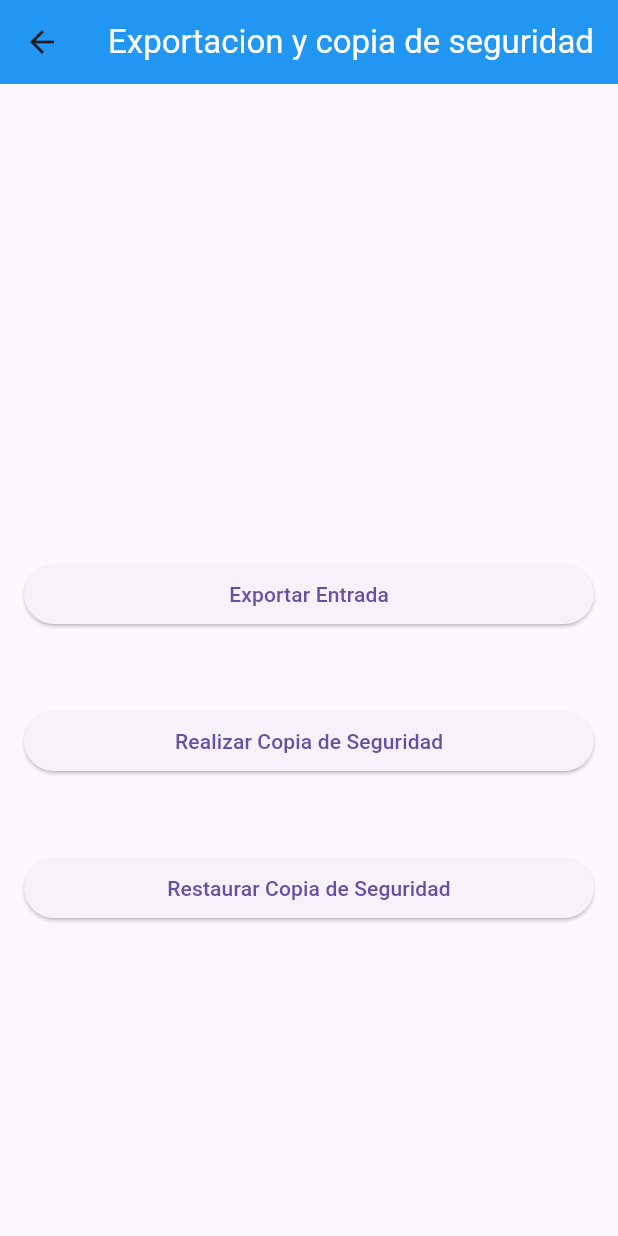
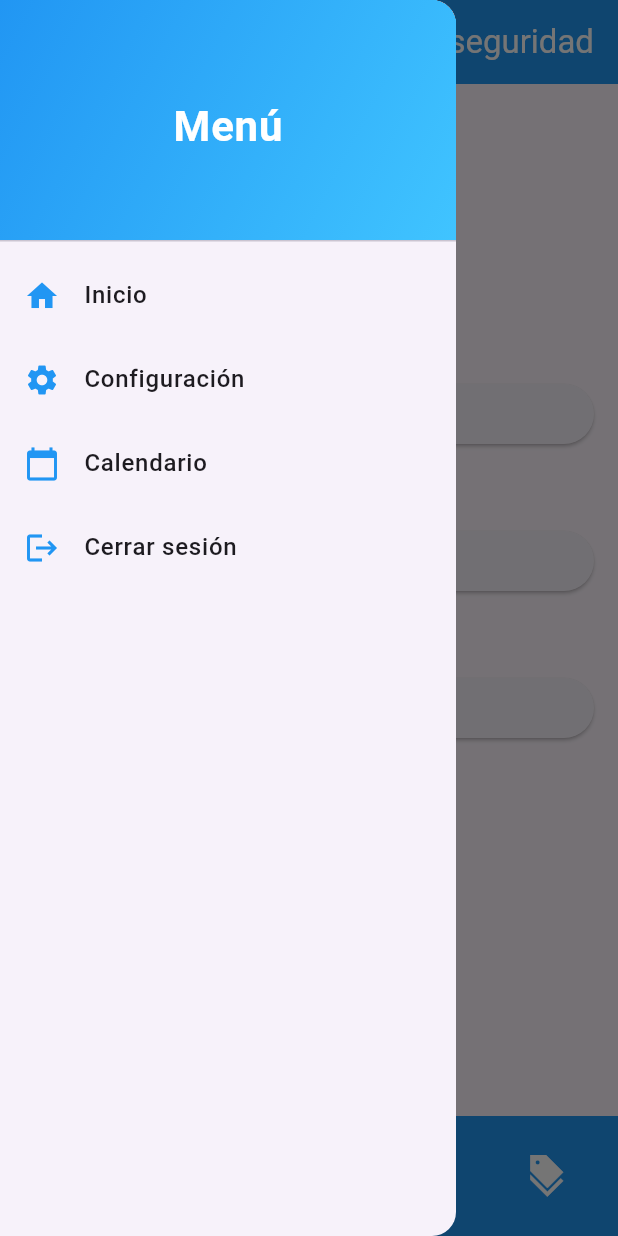
Before and after one commit to MiguelIrigoyen/my_diario_digital, a Flutter app: the ExportarCopiaSeguridad screen opened by its route, with the side drawer open (before the commit the screen has no drawer), on a phone screen of 412 x 824 dp. Run offline on Flutter 3.47's test engine with Material 3 defaults, Android fonts, the phone set to English and light mode, and no system bars; our stand-ins replace camera, google_fonts, google_maps_flutter, table_calendar.

Commit message:
algo de front

```diff
--- a/my_diario_digital/lib/exportacioncopias.dart
+++ b/my_diario_digital/lib/exportacioncopias.dart
@@ -15,13 +15,67 @@ class ExportarCopiaSeguridad extends StatelessWidget {
             ),
           ),
         ),
+      drawer: Drawer(
+        child: ListView(
+          padding: EdgeInsets.zero,
+          children: [
+            DrawerHeader(
+              decoration: BoxDecoration(
+                gradient: LinearGradient(
+                  colors: [Colors.blue, Colors.lightBlueAccent],
+                  begin: Alignment.topLeft,
+                  end: Alignment.bottomRight,
+                ),
+              ),
+              child: Center(
+                child: Text(
+                  'Menú',
+                  style: TextStyle(
+                    color: Colors.white,
+                    fontSize: 28,
+                    fontWeight: FontWeight.bold,
+                  ),
+                ),
+              ),
+            ),
+            _buildDrawerItem(
+              icon: Icons.home,
+              text: 'Inicio',
+              onTap: () {
+                Navigator.pushNamed(context, '/Inicio');
+              },
+            ),
+            _buildDrawerItem(
+              icon: Icons.settings,
+              text: 'Configuración',
+              onTap: () {
+                Navigator.pushNamed(context, '/Configuracion');
+              },
+            ),
+            _buildDrawerItem(
+              icon: Icons.calendar_today,
+              text: 'Calendario',
+              onTap: () {
+                Navigator.pushNamed(context, '/Calendario');
+              },
+            ),
+            _buildDrawerItem(
+              icon: Icons.logout,
+              text: 'Cerrar sesión',
+              onTap: () {
+                // Acción al presionar
+              },
+            ),
+          ],
+        ),
+      ),
 
       body: Padding(
         padding: const EdgeInsets.all(16.0),
         child: Column(
           crossAxisAlignment: CrossAxisAlignment.stretch,
           children: [
-            SizedBox(height: 300),
+            SizedBox(height: 180),
             ElevatedButton(
               onPressed: () {
                 // Llamar al método exportarEntrada
@@ -48,7 +102,43 @@ class ExportarCopiaSeguridad extends StatelessWidget {
           ],
         ),
       ),
-
+      bottomNavigationBar: BottomAppBar(
+        color: Colors.blue,
+        shape: CircularNotchedRectangle(),
+        notchMargin: 6,
+        child: Padding(
+          padding: const EdgeInsets.symmetric(horizontal: 8.0),
+          child: Row(
+            mainAxisAlignment: MainAxisAlignment.spaceBetween,
+            children: [
+              _buildBottomNavItem(
+                icon: Icons.home,
+                onTap: () {
+                  Navigator.pushNamed(context, '/Inicio');
+                },
+              ),
+              _buildBottomNavItem(
+                icon: Icons.archive_rounded,
+                onTap: () {
+                  Navigator.pushNamed(context, '/ecSeguridad');
+                },
+              ),
+              _buildBottomNavItem(
+                icon: Icons.auto_awesome_mosaic_rounded,
+                onTap: () {
+                  Navigator.pushNamed(context, '/entradas');
+                },
+              ),
+              _buildBottomNavItem(
+                icon: Icons.discount_sharp,
+                onTap: () {
+                  Navigator.pushNamed(context, '/fEtiquetas');
+                },
+              ),
+            ],
+          ),
+        ),
+      ),
     );
   }
 
@@ -94,3 +184,27 @@ class ExportarCopiaSeguridad extends StatelessWidget {
     return true;
   }
 }
+Widget _buildBottomNavItem({
+  required IconData icon,
+  required VoidCallback onTap,
+}) {
+  return IconButton(
+    icon: Icon(icon, color: Colors.white),
+    onPressed: onTap,
+    iconSize: 28,
+  );
+}
+Widget _buildDrawerItem({
+  required IconData icon,
+  required String text,
+  required VoidCallback onTap,
+}) {
+  return ListTile(
+    leading: Icon(icon, color: Colors.blue),
+    title: Text(
+      text,
+      style: TextStyle(fontSize: 16, fontWeight: FontWeight.w500),
+    ),
+    onTap: onTap,
+  );
+}
--- a/my_diario_digital/lib/main.dart
+++ b/my_diario_digital/lib/main.dart
@@ -108,12 +108,12 @@ class PantallaPrincipal extends StatelessWidget {
       body: Center(
         child: ElevatedButton(
           onPressed: () {
-            Navigator.pushNamed(context, '/ecSeguridad');
+            Navigator.pushNamed(context, '/entradas');
           },
           style: ElevatedButton.styleFrom(
             foregroundColor: Colors.white,
             backgroundColor: Colors.blue,
-            padding: EdgeInsets.symmetric(horizontal: 20, vertical: 15),
+            padding: EdgeInsets.symmetric(horizontal: 40, vertical: 40),
             shape: RoundedRectangleBorder(
               borderRadius: BorderRadius.circular(10),
             ),
@@ -121,7 +121,7 @@ class PantallaPrincipal extends StatelessWidget {
             elevation: 5,
           ),
           child: Text(
-            'Exportación y Copia de Seguridad',
+            'Agregar entradada',
             style: TextStyle(fontSize: 16),
           ),
         ),
@@ -148,7 +148,7 @@ class PantallaPrincipal extends StatelessWidget {
                 },
               ),
               _buildBottomNavItem(
-                icon: Icons.add_box_outlined,
+                icon: Icons.auto_awesome_mosaic_rounded,
                 onTap: () {
                   Navigator.pushNamed(context, '/entradas');
                 },
```
